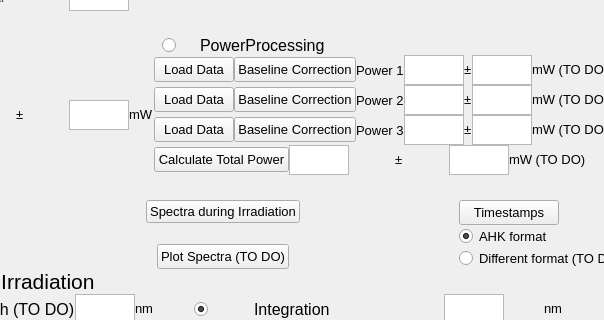
Qt form qt.ui (CrespiLab/autoQY) before a commit; both pictures show x 896 to 1500 and y 119 to 439 of the 1500 by 772 pixel window.
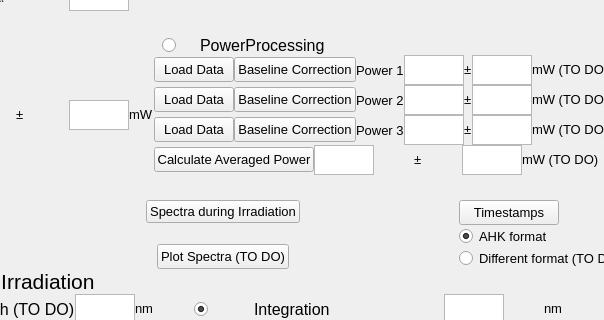
The same form after that commit.

Commit message:
Worked on separate window for PowerProcessing
Made separate .ui and associated .py for PowerProcessing window. Not fully functional yet

```diff
--- a/qt.ui
+++ b/qt.ui
@@ -1569,7 +1569,7 @@
              </property>
              <property name="maximumSize">
               <size>
-               <width>135</width>
+               <width>160</width>
                <height>25</height>
               </size>
              </property>
@@ -1579,7 +1579,7 @@
               </font>
              </property>
              <property name="text">
-              <string>Calculate Total Power</string>
+              <string>Calculate Averaged Power</string>
              </property>
             </widget>
            </item>
```
Left out of the diff: 4 changed lines with no effect on the pictures. The commit also changes 9 other files.
